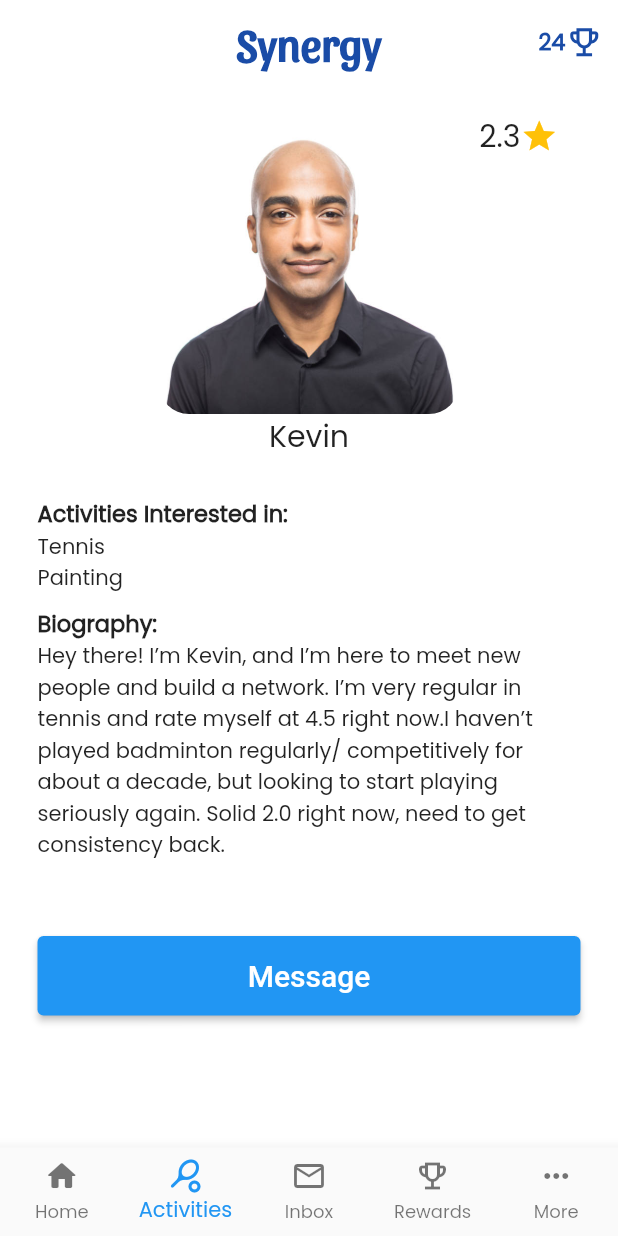
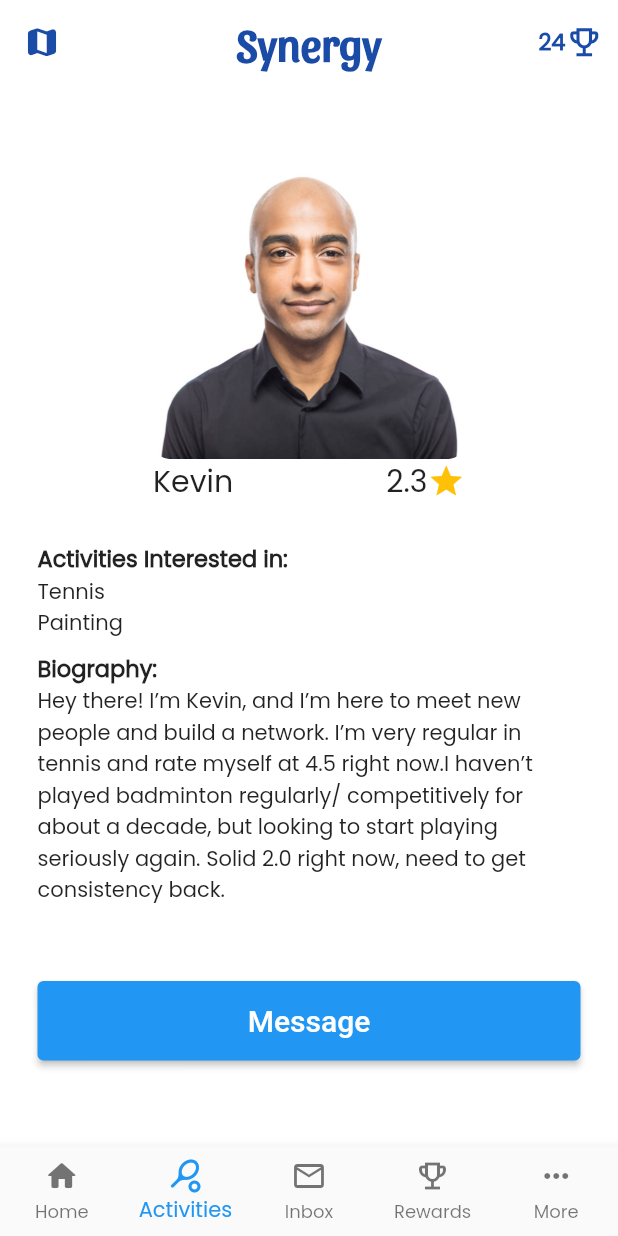
Before and after one commit to sgsm74/hackathon-phoenix, a Flutter app: the Activity screen opened by its route, after a tap on "Kevin", on a phone screen of 412 x 824 dp. Run offline on Flutter 3.47's test engine with Material 2 defaults, Android fonts, the light colour scheme and no system bars; our stand-ins replace introduction_screen, syncfusion_flutter_gauges.

Commit message:
edit appbar and user view

```diff
--- a/lib/presentation/screens/activity/activities.dart
+++ b/lib/presentation/screens/activity/activities.dart
@@ -16,7 +16,7 @@ class _ActivitiesState extends State<Activities> {
   @override
   Widget build(BuildContext context) {
     return Scaffold(
-      appBar: customAppBar("Synergy"),
+      appBar: CustomAppBar(title: "Synergy"),
       body: AllActivities(list: activities),
       bottomNavigationBar: CustomBottomNavbar(currentIndex: 1),
     );
--- a/lib/presentation/screens/activity/activity.dart
+++ b/lib/presentation/screens/activity/activity.dart
@@ -1,6 +1,5 @@
 import 'package:flutter/material.dart';
 import 'package:synergy/data/models/user.dart';
-import 'package:synergy/presentation/screens/activity/widgets/people.dart';
 import 'package:synergy/presentation/screens/home/widgets/people.dart';
 import 'package:synergy/presentation/widgets/appBar.dart';
 import 'package:synergy/presentation/widgets/bottom-navbar.dart';
@@ -17,7 +16,7 @@ class _ActivityState extends State<Activity> {
   @override
   Widget build(BuildContext context) {
     return Scaffold(
-      appBar: customAppBar("Synergy"),
+      appBar: CustomAppBar(title: "Synergy"),
       body: ListView(
         children: [
           Center(
--- a/lib/presentation/screens/champion/champion.dart
+++ b/lib/presentation/screens/champion/champion.dart
@@ -9,7 +9,7 @@ class Champion extends StatelessWidget {
   @override
   Widget build(BuildContext context) {
     return Scaffold(
-      appBar: customAppBar("Synergy"),
+      appBar: CustomAppBar(title: "Synergy"),
       body: Column(
         mainAxisAlignment: MainAxisAlignment.center,
         children: [
--- a/lib/presentation/screens/champion/reward-form.dart
+++ b/lib/presentation/screens/champion/reward-form.dart
@@ -10,7 +10,7 @@ class RewardForm extends StatelessWidget {
   Widget build(BuildContext context) {
     final _formKey = GlobalKey<FormState>();
     return Scaffold(
-      appBar: customAppBar("Synergy"),
+      appBar: CustomAppBar(title: "Synergy"),
       body: Container(
         child: ListView(
           physics: BouncingScrollPhysics(),
--- a/lib/presentation/screens/home/home.dart
+++ b/lib/presentation/screens/home/home.dart
@@ -24,7 +24,7 @@ class _HomeState extends State<Home> {
   @override
   Widget build(BuildContext context) {
     return Scaffold(
-      appBar: customAppBar("Synergy"),
+      appBar: CustomAppBar(title: "Synergy"),
       body: ListView(
         //physics: BouncingScrollPhysics(),
         children: [
--- a/lib/presentation/screens/messages/inbox.dart
+++ b/lib/presentation/screens/messages/inbox.dart
@@ -42,7 +42,7 @@ class _InboxState extends State<Inbox> {
   @override
   Widget build(BuildContext context) {
     return Scaffold(
-      appBar: customAppBar("Synergy"),
+      appBar: CustomAppBar(title: "Synergy"),
       body: Container(
         decoration: BoxDecoration(
           color: Colors.white,
--- a/lib/presentation/screens/messages/messages.dart
+++ b/lib/presentation/screens/messages/messages.dart
@@ -130,7 +130,7 @@ class _MessageViewState extends State<MessageView> {
   @override
   Widget build(BuildContext context) {
     return Scaffold(
-      appBar: customAppBar("Synergy"),
+      appBar: CustomAppBar(title: "Synergy"),
       body: GestureDetector(
         onTap: () => FocusScope.of(context).unfocus(),
         child: Column(
--- a/lib/presentation/screens/more/more.dart
+++ b/lib/presentation/screens/more/more.dart
@@ -10,7 +10,7 @@ class More extends StatelessWidget {
   @override
   Widget build(BuildContext context) {
     return Scaffold(
-      appBar: customAppBar("Synergy"),
+      appBar: CustomAppBar(title: "Synergy"),
       body: Container(
         child: ListView(
           children: [
--- a/lib/presentation/screens/more/previous-activities.dart
+++ b/lib/presentation/screens/more/previous-activities.dart
@@ -20,7 +20,7 @@ class _PreviousActivitiesState extends State<PreviousActivities> {
   @override
   Widget build(BuildContext context) {
     return Scaffold(
-      appBar: customAppBar('Synergy'),
+      appBar: CustomAppBar(title: "Synergy"),
       body: ListView.builder(
         itemCount: activities.length,
         itemBuilder: (BuildContext context, int index) {
--- a/lib/presentation/screens/rewards/rewards.dart
+++ b/lib/presentation/screens/rewards/rewards.dart
@@ -11,7 +11,7 @@ class Rewards extends StatelessWidget {
   @override
   Widget build(BuildContext context) {
     return Scaffold(
-      appBar: customAppBar("Synergy"),
+      appBar: CustomAppBar(title: "Synergy"),
       body: DefaultTabController(
         length: 2,
         child: Scaffold(
--- a/lib/presentation/screens/user/user.dart
+++ b/lib/presentation/screens/user/user.dart
@@ -11,29 +11,49 @@ class UserView extends StatelessWidget {
   @override
   Widget build(BuildContext context) {
     return Scaffold(
-      appBar: customAppBar("Synergy"),
+      appBar: CustomAppBar(title: "Synergy"),
       body: ListView(
         children: [
-          SizedBox(
-            height: 20,
+          Container(
+            width: double.infinity,
+            height: MediaQuery.of(context).size.width / 2,
+            margin: EdgeInsets.symmetric(horizontal: 25),
+            decoration: BoxDecoration(
+              //color: Colors.red,
+              borderRadius: BorderRadius.all(
+                Radius.circular(10),
               ),
-          Container(
-            width: 200,
-            height: 200,
+            ),
             child: Stack(
               alignment: Alignment.topRight,
-              fit: StackFit.loose,
+              //fit: StackFit.loose,
               children: [
                 Center(
                   child: ClipRRect(
                     borderRadius: BorderRadius.all(
-                      Radius.circular(20),
+                      Radius.circular(10),
                     ),
-                    child: Image.asset(user.avatar),
+                    child: Image.asset(
+                      user.avatar,
+                      fit: BoxFit.contain,
+                    ),
+                  ),
+                ),
+              ],
+            ),
+          ),
+          Row(
+            mainAxisAlignment: MainAxisAlignment.spaceEvenly,
+            children: [
+              Text(
+                user.firstName + user.lastName,
+                textAlign: TextAlign.center,
+                style: TextStyle(
+                  fontSize: 20,
                 ),
               ),
               Container(
-                  margin: EdgeInsets.only(right: 40),
+                //margin: EdgeInsets.only(right: 40),
                 child: Wrap(
                   crossAxisAlignment: WrapCrossAlignment.center,
                   children: [
@@ -50,14 +70,6 @@ class UserView extends StatelessWidget {
                 ),
               ),
             ],
-            ),
-          ),
-          Text(
-            user.firstName + user.lastName,
-            textAlign: TextAlign.center,
-            style: TextStyle(
-              fontSize: 20,
-            ),
           ),
           Padding(
             padding: EdgeInsets.all(25.0),
--- a/lib/presentation/widgets/appBar.dart
+++ b/lib/presentation/widgets/appBar.dart
@@ -1,7 +1,13 @@
 import 'package:flutter/material.dart';
 import 'package:synergy/utils/constants.dart';
 
-PreferredSizeWidget customAppBar(String title) {
+class CustomAppBar extends StatelessWidget implements PreferredSizeWidget {
+  final String title;
+  const CustomAppBar({Key? key, required this.title}) : super(key: key);
+  @override
+  Size get preferredSize => const Size.fromHeight(100);
+  @override
+  Widget build(BuildContext context) {
     return AppBar(
       title: Text(
         title,
@@ -15,16 +21,16 @@ PreferredSizeWidget customAppBar(String title) {
       centerTitle: true,
       backgroundColor: Colors.white,
       elevation: 0,
-    /* leading: IconButton(
+      leading: IconButton(
         icon: Icon(
-        Icons.arrow_back_rounded,
+          Icons.map_rounded,
           color: Constants.primaryColor,
           size: 25,
         ),
         onPressed: () {
           //Navigator.pop(context);
         },
-    ), */
+      ),
       actions: [
         Container(
           margin: EdgeInsets.symmetric(horizontal: 10),
@@ -53,3 +59,4 @@ PreferredSizeWidget customAppBar(String title) {
       ],
     );
   }
+}
```
Lines whose indentation alone changed are shown as unchanged.
